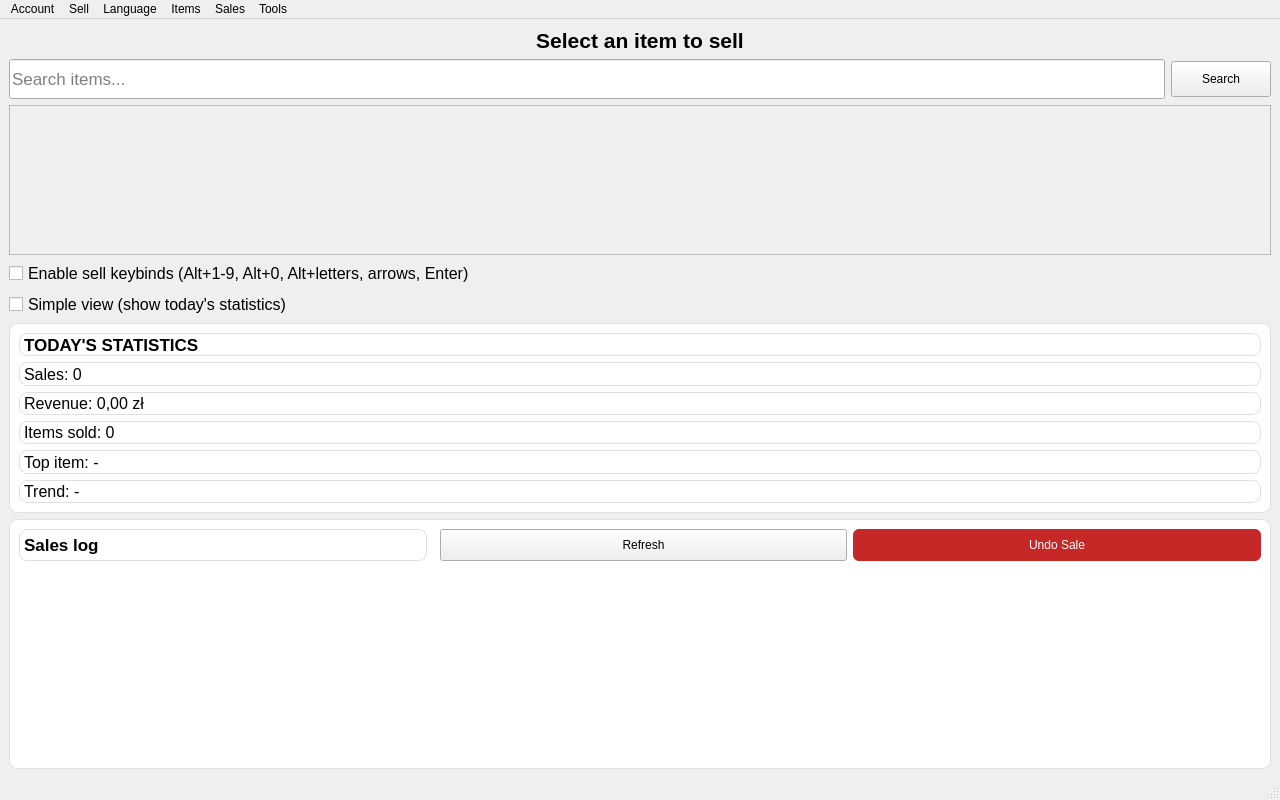
Before: the Qt Designer form src/app/mainwindow.ui in C0m3b4ck/QMark, drawn with Qt 5.
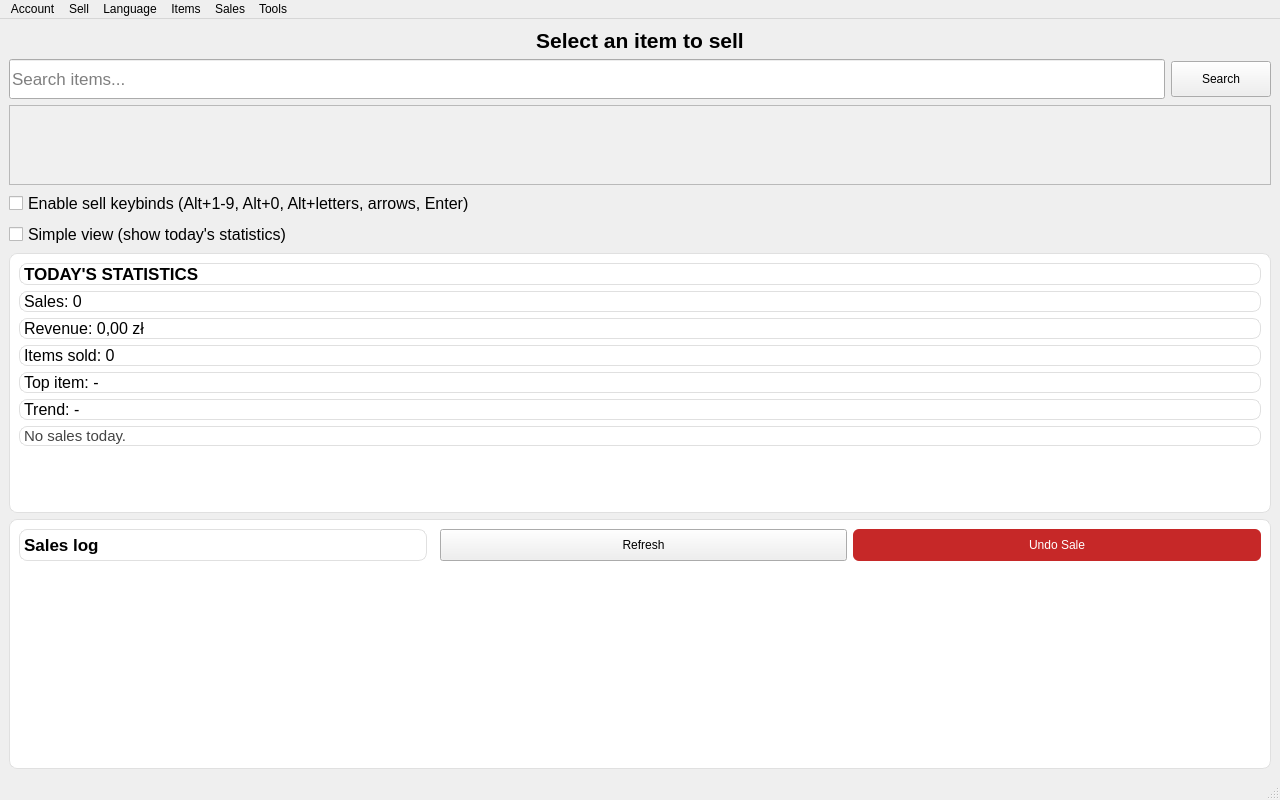
After: the same form once the commit is applied. The open tabs and pages were chosen to show the change.

Commit message: Add today's stats + charts to report, simple-line POS feed

Patch:
```diff
--- a/src/app/mainwindow.ui
+++ b/src/app/mainwindow.ui
@@ -1419,7 +1419,7 @@
           <property name="minimumSize">
            <size>
             <width>0</width>
-            <height>190</height>
+            <height>260</height>
            </size>
           </property>
           <property name="visible">
@@ -1503,6 +1503,37 @@
              </property>
             </widget>
            </item>
+           <item>
+            <widget class="QLabel" name="lblSoldLines_sell">
+             <property name="text">
+              <string>No sales today.</string>
+             </property>
+             <property name="font">
+              <font>
+               <pointsize>11</pointsize>
+              </font>
+             </property>
+             <property name="wordWrap">
+              <bool>true</bool>
+             </property>
+             <property name="styleSheet">
+              <string notr="true">color: #444444;</string>
+             </property>
+            </widget>
+           </item>
+           <item>
+            <spacer name="statsSpacer">
+             <property name="orientation">
+              <enum>Qt::Vertical</enum>
+             </property>
+             <property name="sizeHint" stdset="0">
+              <size>
+               <width>20</width>
+               <height>10</height>
+              </size>
+             </property>
+            </spacer>
+           </item>
           </layout>
          </widget>
         </item>
```
Left out of the diff: 16 changed lines with no effect on the pictures. Lines whose indentation alone changed are shown as unchanged. The commit also changes 9 other files.
